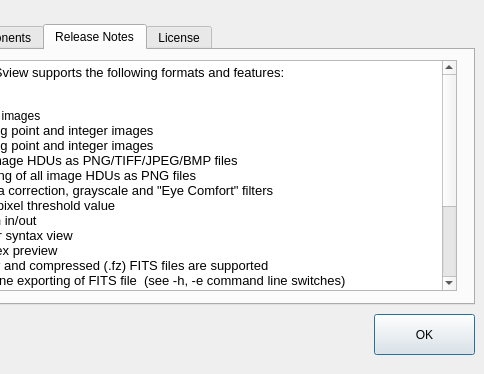
Old version of the form aboutdialog.ui in the repository surhh/nfitsview; both pictures show x 116 to 600 and y 126 to 500 of the 600 by 500 pixel window.
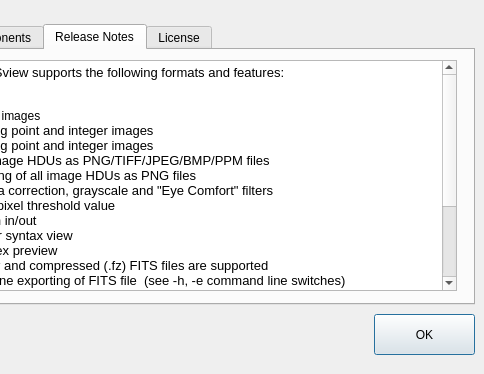
New version of the form. The open tabs and pages were chosen to show the change. Icons and pictures are not drawn.

Commit message: PPM image export format support is added

What changed in the file:
```diff
--- a/aboutdialog.ui
+++ b/aboutdialog.ui
@@ -222,7 +222,7 @@
 &lt;p style=&quot; margin-top:0px; margin-bottom:0px; margin-left:0px; margin-right:0px; -qt-block-indent:0; text-indent:0px;&quot;&gt;&lt;span style=&quot; font-family:'Sans Serif'; font-size:9pt;&quot;&gt;-    16-bit integer images&lt;/span&gt;&lt;/p&gt;
 &lt;p style=&quot; margin-top:0px; margin-bottom:0px; margin-left:0px; margin-right:0px; -qt-block-indent:0; text-indent:0px;&quot;&gt;-    32-bit floating point and integer images&lt;/p&gt;
 &lt;p style=&quot; margin-top:0px; margin-bottom:0px; margin-left:0px; margin-right:0px; -qt-block-indent:0; text-indent:0px;&quot;&gt;-    64-bit floating point and integer images&lt;/p&gt;
-&lt;p style=&quot; margin-top:0px; margin-bottom:0px; margin-left:0px; margin-right:0px; -qt-block-indent:0; text-indent:0px;&quot;&gt;-    Exporting image HDUs as PNG/TIFF/JPEG/BMP files&lt;/p&gt;
+&lt;p style=&quot; margin-top:0px; margin-bottom:0px; margin-left:0px; margin-right:0px; -qt-block-indent:0; text-indent:0px;&quot;&gt;-    Exporting image HDUs as PNG/TIFF/JPEG/BMP/PPM files&lt;/p&gt;
 &lt;p style=&quot; margin-top:0px; margin-bottom:0px; margin-left:0px; margin-right:0px; -qt-block-indent:0; text-indent:0px;&quot;&gt;-    Bulk exporting of all image HDUs as PNG files&lt;/p&gt;
 &lt;p style=&quot; margin-top:0px; margin-bottom:0px; margin-left:0px; margin-right:0px; -qt-block-indent:0; text-indent:0px;&quot;&gt;-    RGB gamma correction, grayscale and &amp;quot;Eye Comfort&amp;quot; filters&lt;/p&gt;
 &lt;p style=&quot; margin-top:0px; margin-bottom:0px; margin-left:0px; margin-right:0px; -qt-block-indent:0; text-indent:0px;&quot;&gt;-    Filtering by pixel threshold value&lt;/p&gt;
@@ -236,7 +236,7 @@
 &lt;p style=&quot;-qt-paragraph-type:empty; margin-top:0px; margin-bottom:0px; margin-left:0px; margin-right:0px; -qt-block-indent:0; text-indent:0px;&quot;&gt;&lt;br /&gt;&lt;/p&gt;
 &lt;p style=&quot; margin-top:0px; margin-bottom:0px; margin-left:0px; margin-right:0px; -qt-block-indent:0; text-indent:0px;&quot;&gt;Fixes and new features in this release:&lt;/p&gt;
 &lt;p style=&quot;-qt-paragraph-type:empty; margin-top:0px; margin-bottom:0px; margin-left:0px; margin-right:0px; -qt-block-indent:0; text-indent:0px;&quot;&gt;&lt;br /&gt;&lt;/p&gt;
-&lt;p style=&quot; margin-top:0px; margin-bottom:0px; margin-left:0px; margin-right:0px; -qt-block-indent:0; text-indent:0px;&quot;&gt;- Minor UI improvements: toolbar icons replaced with colorful ones&lt;/p&gt;
+&lt;p style=&quot; margin-top:0px; margin-bottom:0px; margin-left:0px; margin-right:0px; -qt-block-indent:0; text-indent:0px;&quot;&gt;- Added PPM image export support&lt;/p&gt;
 &lt;p style=&quot;-qt-paragraph-type:empty; margin-top:0px; margin-bottom:0px; margin-left:0px; margin-right:0px; -qt-block-indent:0; text-indent:0px; font-family:'Sans Serif'; font-size:9pt;&quot;&gt;&lt;br /&gt;&lt;/p&gt;&lt;/body&gt;&lt;/html&gt;</string>
      </property>
     </widget>
```
The commit also changes 2 other files.
